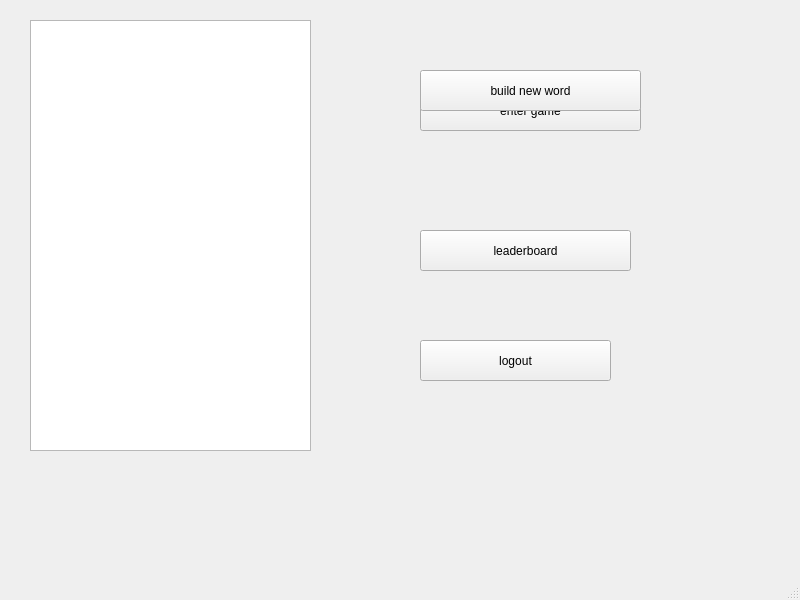
This is client/src/ui/mainwindow.ui in Nihileon/word-elimination as Qt 5 draws it before an edit. The edited form follows.
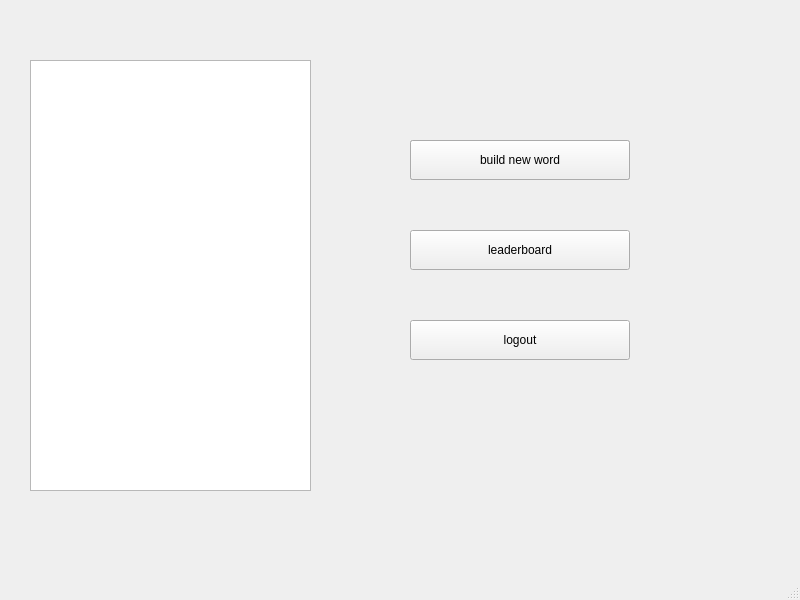
This is the edited form. Custom widgets are drawn as their Qt base class.

What changed in the file:
```diff
--- a/client/src/ui/mainwindow.ui
+++ b/client/src/ui/mainwindow.ui
@@ -18,19 +18,25 @@
     <property name="geometry">
      <rect>
       <x>30</x>
-      <y>20</y>
+      <y>60</y>
       <width>281</width>
       <height>431</height>
      </rect>
     </property>
+    <property name="frameShadow">
+     <enum>QFrame::Plain</enum>
+    </property>
+    <property name="gridStyle">
+     <enum>Qt::DotLine</enum>
+    </property>
    </widget>
    <widget class="QPushButton" name="gamePushButton">
     <property name="geometry">
      <rect>
-      <x>420</x>
-      <y>90</y>
-      <width>221</width>
-      <height>41</height>
+      <x>410</x>
+      <y>140</y>
+      <width>220</width>
+      <height>40</height>
      </rect>
     </property>
     <property name="text">
@@ -40,23 +46,29 @@
    <widget class="QPushButton" name="leaderboardPushBotton">
     <property name="geometry">
      <rect>
-      <x>420</x>
+      <x>410</x>
       <y>230</y>
-      <width>211</width>
-      <height>41</height>
+      <width>220</width>
+      <height>40</height>
      </rect>
     </property>
     <property name="text">
      <string>leaderboard</string>
     </property>
+    <property name="checkable">
+     <bool>false</bool>
+    </property>
+    <property name="flat">
+     <bool>false</bool>
+    </property>
    </widget>
    <widget class="QPushButton" name="logoutPushBotton">
     <property name="geometry">
      <rect>
-      <x>420</x>
-      <y>340</y>
-      <width>191</width>
-      <height>41</height>
+      <x>410</x>
+      <y>320</y>
+      <width>220</width>
+      <height>40</height>
      </rect>
     </property>
     <property name="text">
@@ -66,10 +78,10 @@
    <widget class="QPushButton" name="buildWordPushButton">
     <property name="geometry">
      <rect>
-      <x>420</x>
-      <y>70</y>
-      <width>221</width>
-      <height>41</height>
+      <x>410</x>
+      <y>140</y>
+      <width>220</width>
+      <height>40</height>
      </rect>
     </property>
     <property name="text">
@@ -89,6 +101,13 @@
   </widget>
   <widget class="QStatusBar" name="statusbar"/>
  </widget>
+ <customwidgets>
+  <customwidget>
+   <class>QtMaterialFlatButton</class>
+   <extends>QPushButton</extends>
+   <header location="global">qtmaterialflatbutton.h</header>
+  </customwidget>
+ </customwidgets>
  <resources/>
  <connections/>
 </ui>
```
Left out of the diff: 8 changed lines with no effect on the pictures.
